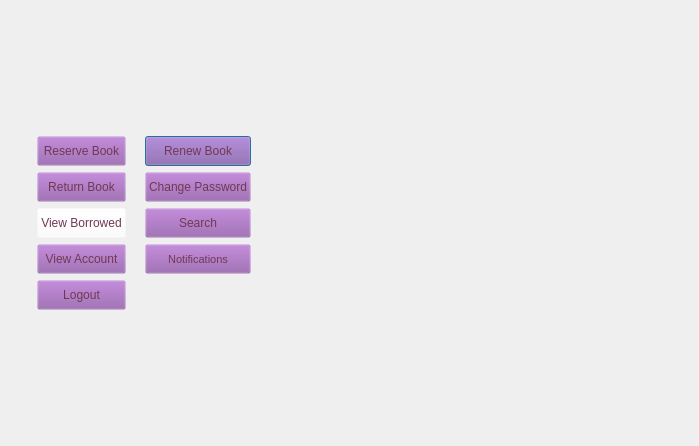
Above: window_member.ui from Nilsae/LibraryManagementSystem before the change. Below: the same form after it.
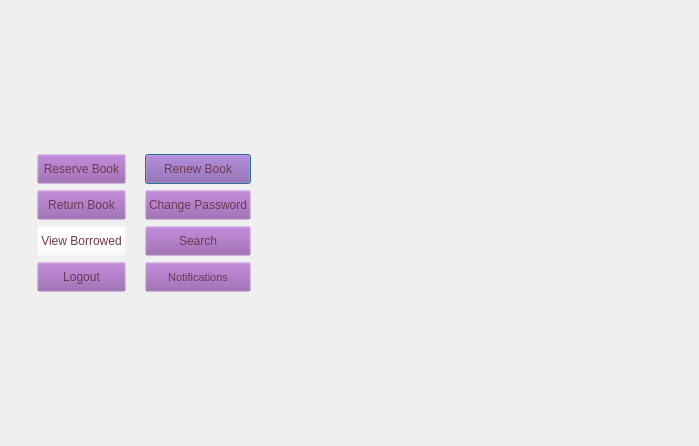
That is the form after the change. Icons and pictures are not drawn.

Patch:
```diff
--- a/window_member.ui
+++ b/window_member.ui
@@ -112,38 +112,6 @@
        </property>
       </widget>
      </item>
-     <item row="5" column="2">
-      <widget class="QPushButton" name="pushButton_ViewAccount">
-       <property name="maximumSize">
-        <size>
-         <width>140</width>
-         <height>30</height>
-        </size>
-       </property>
-       <property name="font">
-        <font>
-         <family>Microsoft Sans Serif</family>
-        </font>
-       </property>
-       <property name="styleSheet">
-        <string notr="true">background-color: rgba(146, 89, 170,0);
-color: rgb(113, 56, 84);</string>
-       </property>
-       <property name="text">
-        <string>View Account</string>
-       </property>
-       <property name="icon">
-        <iconset resource="image.qrc">
-         <normaloff>:/img/img/A.png</normaloff>:/img/img/A.png</iconset>
-       </property>
-       <property name="iconSize">
-        <size>
-         <width>20</width>
-         <height>20</height>
-        </size>
-       </property>
-      </widget>
-     </item>
      <item row="2" column="2">
       <widget class="QPushButton" name="pushButton_ReserveBook">
        <property name="maximumSize">
@@ -345,7 +313,7 @@
        </property>
       </widget>
      </item>
-     <item row="7" column="2">
+     <item row="5" column="2">
       <widget class="QSplitter" name="splitter">
        <property name="orientation">
         <enum>Qt::Vertical</enum>
```
Left out of the diff: 2 changed lines with no effect on the pictures.
